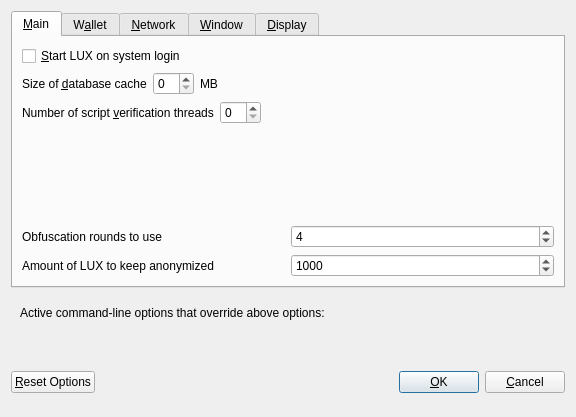
LUX-Core/lux, file src/qt/forms/optionsdialog.ui: the form before one commit.
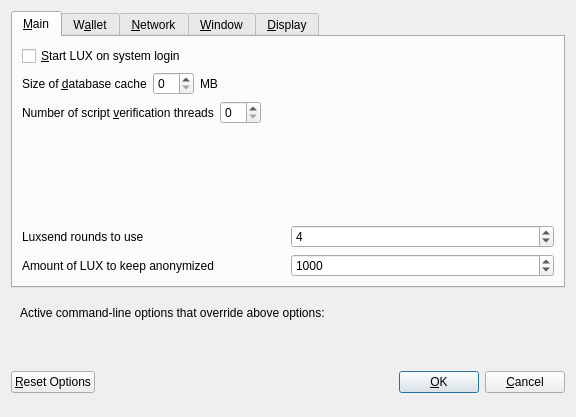
The form after the commit. Custom widgets are drawn as their Qt base class.

Commit message: Obfuscation -> Luxsend

Diff of the .ui file:
```diff
--- a/src/qt/forms/optionsdialog.ui
+++ b/src/qt/forms/optionsdialog.ui
@@ -138,7 +138,7 @@
             <string>This setting determines the amount of individual masternodes that an input will be anonymized through.&lt;br/&gt;More rounds of anonymization gives a higher degree of privacy, but also costs more in fees.</string>
            </property>
            <property name="text">
-            <string>Obfuscation rounds to use</string>
+            <string>Luxsend rounds to use</string>
            </property>
           </widget>
          </item>
```
Left out of the diff: 4 changed lines with no effect on the pictures. The commit also changes 67 other files.
